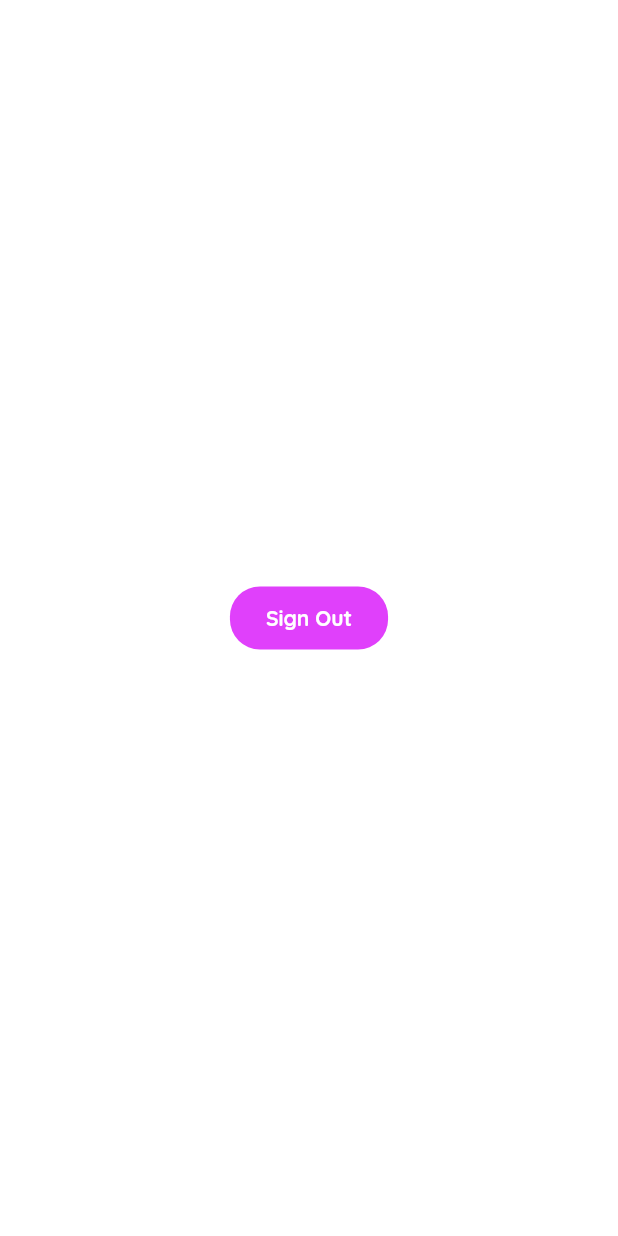
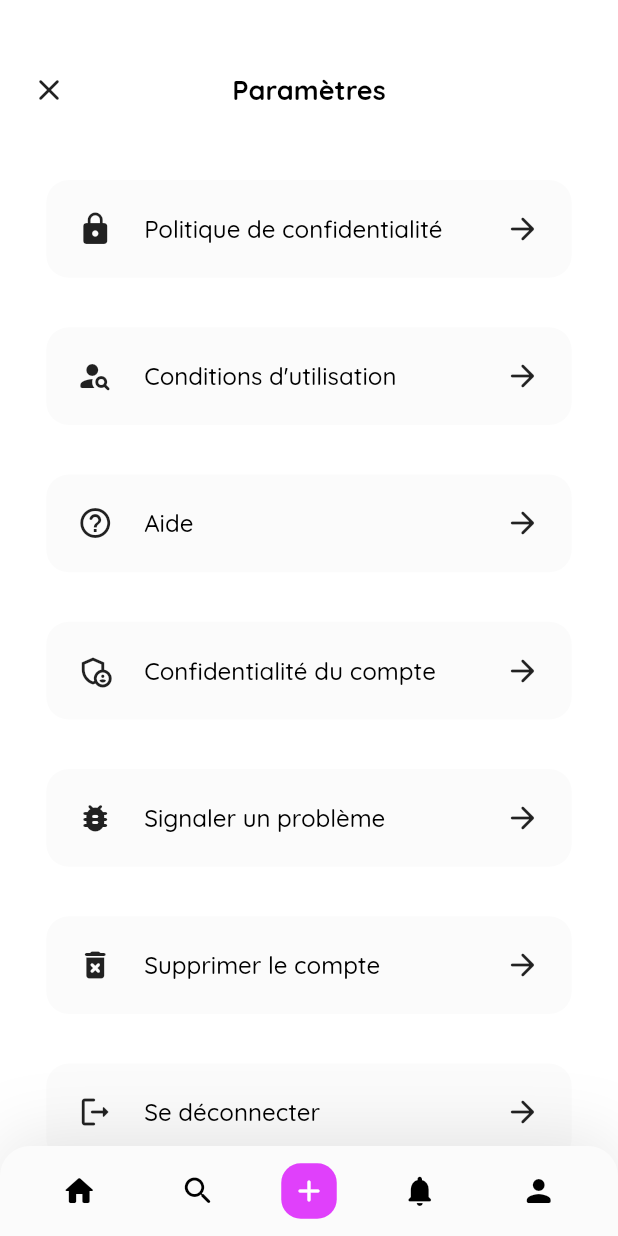
Before and after one commit to Louisp78/Fevly, a Flutter app: the SettingsScreen screen opened by its route, on a phone screen of 412 x 824 dp. Run offline on Flutter 3.47's test engine with Material 2 defaults, Android fonts, the light colour scheme and no system bars; drawn by our look-alikes of auto_size_text; our stand-ins replace awesome_dialog, firebase_auth, firebase_core, flutter_svg, google_fonts, google_sign_in and 1 more; accounts and stored records are empty; generated files the repository leaves out were written again; network calls fail; project files that could hold a hidden picture were left out.

Commit message:
Add UI for settings page + fix auto connect with FirebaseAuth

```diff
--- a/fevly/lib/components/custom_loading_button.dart
+++ b/fevly/lib/components/custom_loading_button.dart
@@ -12,7 +12,8 @@ class CustomLoadingButton extends StatelessWidget {
       required this.text_color_is_loading,
       this.text_color_not_loading,
       this.text_is_loading = 'Chargement',
-      this.maxWidth = double.infinity});
+      this.maxWidth = double.infinity,
+      this.prefixIcon});
 
   final GestureTapCallback onPressed;
   final bool is_loading;
@@ -23,12 +24,14 @@ class CustomLoadingButton extends StatelessWidget {
   final Color? text_color_is_loading;
   final Color? text_color_not_loading;
   final double maxWidth;
+  final Widget? prefixIcon;
 
   @override
   Widget build(BuildContext context) {
     final Size size = MediaQuery.of(context).size;
     return CustomTextButton(
       press: onPressed,
+      prefixIcon: prefixIcon,
       text: is_loading ? text_is_loading : text_not_loading,
       textColor: is_loading ? text_color_is_loading : text_color_not_loading,
       backgroundColor: is_loading
--- a/fevly/lib/main.dart
+++ b/fevly/lib/main.dart
@@ -1,5 +1,4 @@
 import 'package:fevly/routes.dart';
-import 'package:fevly/screens/loading/loading_screen.dart';
 import 'package:fevly/service/application_state.dart';
 import 'package:fevly/styles/theme.dart';
 import 'package:flutter/material.dart';
@@ -10,7 +9,9 @@ void main() {
   runApp(
     ChangeNotifierProvider(
       create: (context) => ApplicationState(),
-      builder: (context, _) => const Fevly(),
+      builder: (context, _) {
+        return const Fevly();
+      },
     ),
   );
 }
--- a/fevly/lib/routes.dart
+++ b/fevly/lib/routes.dart
@@ -1,7 +1,7 @@
-import 'package:fevly/models/user.dart';
 import 'package:fevly/screens/auth/email_screen.dart';
 import 'package:fevly/screens/auth/logged_out_screen.dart';
 import 'package:fevly/screens/auth/register_screen.dart';
+import 'package:fevly/screens/auth/sign_in_screen.dart';
 import 'package:fevly/screens/auth/verify_email_screen.dart';
 import 'package:fevly/screens/auth/view_models/auth_view_model.dart';
 import 'package:fevly/screens/condition_of_use/condition_of_use_screen.dart';
@@ -10,8 +10,6 @@ import 'package:fevly/screens/loading/loading_screen.dart';
 import 'package:fevly/screens/notifications/notifications_screen.dart';
 import 'package:fevly/screens/party/party_screen.dart';
 import 'package:fevly/screens/party_info/party_info_screen.dart';
-import 'package:fevly/screens/profile/profile_screen.dart';
-import 'package:fevly/screens/search/search_screen.dart';
 import 'package:fevly/screens/settings/settings_screen.dart';
 import 'package:fevly/service/application_state.dart';
 import 'package:fevly/styles/transition.dart';
@@ -19,22 +17,26 @@ import 'package:flutter/material.dart';
 import 'package:provider/provider.dart';
 import 'package:fevly/models/party.dart';
 
-import 'screens/auth/sign_in_screen.dart';
-
 mixin RouterNav {
   static Route<dynamic> generateRoute(RouteSettings settings) {
     switch (settings.name) {
       case '/':
         return PageRouteBuilder(
-          pageBuilder: (context, animation, secondaryAnimation) {
-            // init of the context of the application state
-            return const LoadingScreen();
-          },
-          transitionsBuilder: slideUpTransition(),
-          transitionDuration: const Duration(milliseconds: 1000),
-        );
-
-      case '/auth/logged_out':
+            pageBuilder: (context, animation, secondaryAnimation) {
+          return Consumer<ApplicationState>(
+              builder: (context, appState, child) {
+            if (appState.loginState == ApplicationLoginState.loggedIn) {
+              return const DashboardScreen();
+            } else if (appState.loginState == ApplicationLoginState.loading) {
+              return const LoadingScreen();
+            } else {
+              return ChangeNotifierProvider(
+                  create: (context) => AuthViewModel(),
+                  child: const LoggedOutScreen());
+            }
+          });
+        });
+      /*case '/auth/logged_out':
         return PageRouteBuilder(
           pageBuilder: (context, animation, secondaryAnimation) {
             return ChangeNotifierProvider<AuthViewModel>(
@@ -43,7 +45,7 @@ mixin RouterNav {
           },
           transitionsBuilder: slideLeftTransition(),
           transitionDuration: const Duration(milliseconds: 500),
-        );
+        );*/
 
       case '/auth/logged_out/verify_email':
         return PageRouteBuilder(
@@ -88,15 +90,15 @@ mixin RouterNav {
       case '/terms_of_use':
         return MaterialPageRoute(builder: (_) => const TermOfUseScreen());
 
-      case '/profile':
+      /*case '/profile':
         return PageRouteBuilder(
           pageBuilder: (context, animation, secondaryAnimation) =>
               ProfileScreen(profileOwner: settings.arguments! as User),
           transitionsBuilder: slideUpTransition(),
           transitionDuration: const Duration(milliseconds: 500),
-        );
+        );*/
 
-      case '/search':
+      /*case '/search':
         return PageRouteBuilder(
           pageBuilder: (context, animation, secondaryAnimation) {
             final Map args = settings.arguments! as Map;
@@ -111,12 +113,13 @@ mixin RouterNav {
           },
           transitionsBuilder: slideLeftTransition(),
         );
-
+*/
       case '/dashboard':
         return PageRouteBuilder(
           pageBuilder: (context, animation, secondaryAnimation) =>
               const DashboardScreen(),
           transitionDuration: const Duration(milliseconds: 500),
+          transitionsBuilder: slideLeftTransition(),
         );
 
       case '/party/party_info':
@@ -139,6 +142,8 @@ mixin RouterNav {
         );
       case '/settings':
         return PageRouteBuilder(
+            transitionsBuilder: slideLeftTransition(),
+            transitionDuration: const Duration(milliseconds: 500),
             pageBuilder: (context, animation, secondaryAnimation) =>
                 const SettingsScreen());
 
--- a/fevly/lib/screens/dashboard/components/custom_dashboard_app_bar.dart
+++ b/fevly/lib/screens/dashboard/components/custom_dashboard_app_bar.dart
@@ -20,7 +20,7 @@ class CustomDashboardAppBar extends StatelessWidget {
     return Container(
       padding: EdgeInsets.symmetric(
           horizontal: kBasicHorizontalPadding(size: size), vertical: 10),
-      height: height,
+      height: 70,
       width: size.width,
       decoration: BoxDecoration(
         color: themeColor.surface,
--- a/fevly/lib/screens/loading/loading_screen.dart
+++ b/fevly/lib/screens/loading/loading_screen.dart
@@ -18,7 +18,7 @@ class _LoadingScreenState extends State<LoadingScreen> {
     // TODO: implement initState
     super.initState();
 
-    WidgetsBinding.instance!.addPostFrameCallback((_) {
+    /*WidgetsBinding.instance!.addPostFrameCallback((_) {
       final ApplicationState appState =
           Provider.of<ApplicationState>(context, listen: false);
       if (appState.loginState == ApplicationLoginState.loggedIn) {
@@ -26,7 +26,7 @@ class _LoadingScreenState extends State<LoadingScreen> {
       } else {
         Navigator.pushReplacementNamed(context, '/auth/logged_out');
       }
-    });
+    });*/
   }
 
   @override
--- a/fevly/lib/screens/settings/components/body.dart
+++ b/fevly/lib/screens/settings/components/body.dart
@@ -1,7 +1,21 @@
-import 'package:fevly/components/custom_text_button.dart';
+import 'package:awesome_dialog/awesome_dialog.dart';
+import 'package:fevly/components/custom_bottom_bar.dart';
+import 'package:fevly/constant.dart';
+import 'package:fevly/screens/settings/components/custom_card.dart';
+import 'package:fevly/screens/settings/components/custom_lite_app_bar.dart';
 import 'package:fevly/service/application_state.dart';
+import 'package:fevly/styles/no_glow_scroll_behavior.dart';
 import 'package:flutter/material.dart';
 import 'package:provider/provider.dart';
+
+class OptionItem {
+  OptionItem(
+      {required this.title, required this.prefixWidget, required this.onTap});
+
+  final String title;
+  final Widget prefixWidget;
+  final GestureTapCallback onTap;
+}
 
 class Body extends StatelessWidget {
   const Body();
@@ -9,15 +23,138 @@ class Body extends StatelessWidget {
   @override
   Widget build(BuildContext context) {
     final ApplicationState appState = Provider.of<ApplicationState>(context);
-    return Center(
-      child: CustomTextButton(
-        press: () async {
-          appState.signOut(context: context);
-          Navigator.pushNamedAndRemoveUntil(
-              context, '/auth/logged_out', (route) => false);
-        },
-        text: 'Sign Out',
+    final Size size = MediaQuery.of(context).size;
+    final TextTheme textTheme = Theme.of(context).textTheme;
+    final ColorScheme themeColor = Theme.of(context).colorScheme;
+
+    final List<OptionItem> options = [
+      OptionItem(
+        title: 'Politique de confidentialité',
+        prefixWidget: const Icon(Icons.lock),
+        onTap: () {},
       ),
+      OptionItem(
+        title: "Conditions d'utilisation",
+        prefixWidget: const Icon(Icons.person_search_rounded),
+        onTap: () => Navigator.pushNamed(context, '/terms_of_use'),
+      ),
+      OptionItem(
+        title: 'Aide',
+        prefixWidget: const Icon(Icons.help_outline_rounded),
+        onTap: () {},
+      ),
+      OptionItem(
+        title: 'Confidentialité du compte',
+        prefixWidget: const Icon(Icons.admin_panel_settings_outlined),
+        onTap: () {},
+      ),
+      OptionItem(
+        title: 'Signaler un problème',
+        prefixWidget: const Icon(Icons.bug_report_rounded),
+        onTap: () {},
+      ),
+      OptionItem(
+        title: 'Supprimer le compte',
+        prefixWidget: const Icon(Icons.delete_forever_rounded),
+        onTap: () => AwesomeDialog(
+          context: context,
+          dialogType: DialogType.WARNING,
+          headerAnimationLoop: false,
+          animType: AnimType.SCALE,
+          title: 'Supprimer le compte ?',
+          desc:
+              'Attention cette action est irréversible. Vous perdrez toutes vos données.',
+          descTextStyle: textTheme.bodyMedium,
+          btnOkColor: themeColor.surface,
+          btnCancelText: 'Annuler',
+          btnOkText: 'Confirmer',
+          btnCancelColor: themeColor.primary,
+          buttonsTextStyle: textTheme.bodyLarge,
+          titleTextStyle: textTheme.bodyLarge,
+          showCloseIcon: true,
+          btnCancelOnPress: () {},
+          btnOkOnPress: () {},
+        ).show(),
+      ),
+      OptionItem(
+          title: 'Se déconnecter',
+          prefixWidget: const Icon(Icons.logout_rounded),
+          onTap: () {
+            AwesomeDialog(
+              context: context,
+              dialogType: DialogType.QUESTION,
+              headerAnimationLoop: false,
+              title: 'Se déconnecter',
+              desc: 'Voulez-vous vraiment vous déconnecter ?',
+              descTextStyle: textTheme.bodyMedium,
+              btnOkColor: themeColor.surface,
+              btnCancelText: 'Non',
+              btnOkText: 'Oui',
+              btnCancelColor: themeColor.primary,
+              buttonsTextStyle: textTheme.bodyLarge,
+              titleTextStyle: textTheme.bodyLarge,
+              showCloseIcon: true,
+              btnCancelOnPress: () {},
+              btnOkOnPress: () => appState
+                  .signOut(context: context)
+                  .then((value) => Navigator.pushNamedAndRemoveUntil(
+                        context,
+                        '/',
+                        (Route<dynamic> route) => false,
+                      )),
+            ).show();
+          }),
+    ];
+
+    return Stack(
+      alignment: Alignment.bottomCenter,
+      children: [
+        SizedBox(
+          width: size.width,
+          child: Column(
+            children: [
+              GestureDetector(
+                onTap: () {
+                  appState
+                      .signOut(context: context)
+                      .then((value) => Navigator.pushNamedAndRemoveUntil(
+                            context,
+                            '/',
+                            (Route<dynamic> route) => false,
+                          ));
+                },
+                child: const CustomLiteAppBar(
+                  title: 'Paramètres',
+                ),
+              ),
+
+              // Custome Tile
+              Expanded(
+                child: SizedBox(
+                  width: size.width * 0.85,
+                  child: ScrollConfiguration(
+                    behavior: NoGlowScrollBehavior(),
+                    child: ListView.separated(
+                      padding: EdgeInsets.only(
+                          bottom: 60 + kBasicVerticalPadding(size: size)),
+                      separatorBuilder: (context, index) =>
+                          SizedBox(height: size.height * 0.04),
+                      itemCount: options.length,
+                      itemBuilder: (context, index) => CustomCard(
+                        title: options[index].title,
+                        prefixWidget: options[index].prefixWidget,
+                        suffixWidget: const Icon(Icons.arrow_forward_rounded),
+                        onTap: options[index].onTap,
+                      ),
+                    ),
+                  ),
+                ),
+              ),
+            ],
+          ),
+        ),
+        CustomBottomBar(),
+      ],
     );
   }
 }
--- /dev/null
+++ b/fevly/lib/screens/settings/components/custom_card.dart
@@ -0,0 +1,53 @@
+import 'package:auto_size_text/auto_size_text.dart';
+import 'package:fevly/constant.dart';
+import 'package:flutter/material.dart';
+import 'package:google_fonts/google_fonts.dart';
+
+class CustomCard extends StatelessWidget {
+  const CustomCard({
+    required this.title,
+    required this.onTap,
+    this.prefixWidget,
+    this.suffixWidget,
+  });
+
+  final String title;
+  final Widget? prefixWidget;
+  final Widget? suffixWidget;
+  final GestureTapCallback onTap;
+
+  @override
+  Widget build(BuildContext context) {
+    final Size size = MediaQuery.of(context).size;
+    final ColorScheme themeColor = Theme.of(context).colorScheme;
+
+    final TextTheme textTheme =
+        GoogleFonts.quicksandTextTheme(Theme.of(context).textTheme);
+    return InkWell(
+      onTap: onTap,
+      borderRadius: BorderRadius.circular(15),
+      child: Container(
+        padding: EdgeInsets.symmetric(
+            horizontal: kBasicHorizontalPadding(size: size),
+            vertical: size.height * 0.025),
+        decoration: BoxDecoration(
+            color: themeColor.surface, borderRadius: BorderRadius.circular(15)),
+        child: Row(
+          children: [
+            prefixWidget ?? const SizedBox(),
+            SizedBox(width: kBasicHorizontalPadding(size: size)),
+            Expanded(
+              child: AutoSizeText(
+                title,
+                style: textTheme.subtitle1,
+                maxLines: 1,
+              ),
+            ),
+            SizedBox(width: kBasicHorizontalPadding(size: size)),
+            suffixWidget ?? const SizedBox(),
+          ],
+        ),
+      ),
+    );
+  }
+}
--- /dev/null
+++ b/fevly/lib/screens/settings/components/custom_lite_app_bar.dart
@@ -0,0 +1,44 @@
+import 'package:auto_size_text/auto_size_text.dart';
+import 'package:fevly/constant.dart';
+import 'package:flutter/material.dart';
+import 'package:google_fonts/google_fonts.dart';
+
+class CustomLiteAppBar extends StatelessWidget {
+  const CustomLiteAppBar({required this.title});
+
+  final String title;
+
+  @override
+  Widget build(BuildContext context) {
+    final Size size = MediaQuery.of(context).size;
+    final ColorScheme themeColor = Theme.of(context).colorScheme;
+    final TextTheme textTheme =
+        GoogleFonts.quicksandTextTheme(Theme.of(context).textTheme);
+    return SizedBox(
+      height: 120,
+      child: Stack(children: [
+        Align(
+          child: SizedBox(
+            width: size.width * 0.5,
+            child: AutoSizeText(
+              title,
+              maxLines: 1,
+              textAlign: TextAlign.center,
+              style:
+                  textTheme.headline2?.copyWith(color: themeColor.onBackground),
+            ),
+          ),
+        ),
+        Align(
+          alignment: Alignment.centerLeft,
+          child: Padding(
+            padding: EdgeInsets.only(left: kBasicHorizontalPadding(size: size)),
+            child: GestureDetector(
+                onTap: () => Navigator.pop(context),
+                child: const Icon(Icons.close_rounded)),
+          ),
+        )
+      ]),
+    );
+  }
+}
--- a/fevly/lib/screens/settings/settings_screen.dart
+++ b/fevly/lib/screens/settings/settings_screen.dart
@@ -6,7 +6,7 @@ class SettingsScreen extends StatelessWidget {
 
   @override
   Widget build(BuildContext context) {
-    return Scaffold(
+    return const Scaffold(
       body: Body(),
     );
   }
--- a/fevly/pubspec.yaml
+++ b/fevly/pubspec.yaml
@@ -40,7 +40,7 @@ dependencies:
   google_sign_in: ^5.3.0
   page_transition: ^2.0.5
   lint: ^1.8.2
-
+  awesome_dialog: ^2.2.1
 
 
 dev_dependencies:
```
Also changed, not shown: fevly/lib/screens/auth/components/pick_connexion_method.dart (+14 -6 lines), fevly/lib/service/application_state.dart (+53 -3 lines), fevly/pubspec.lock.
